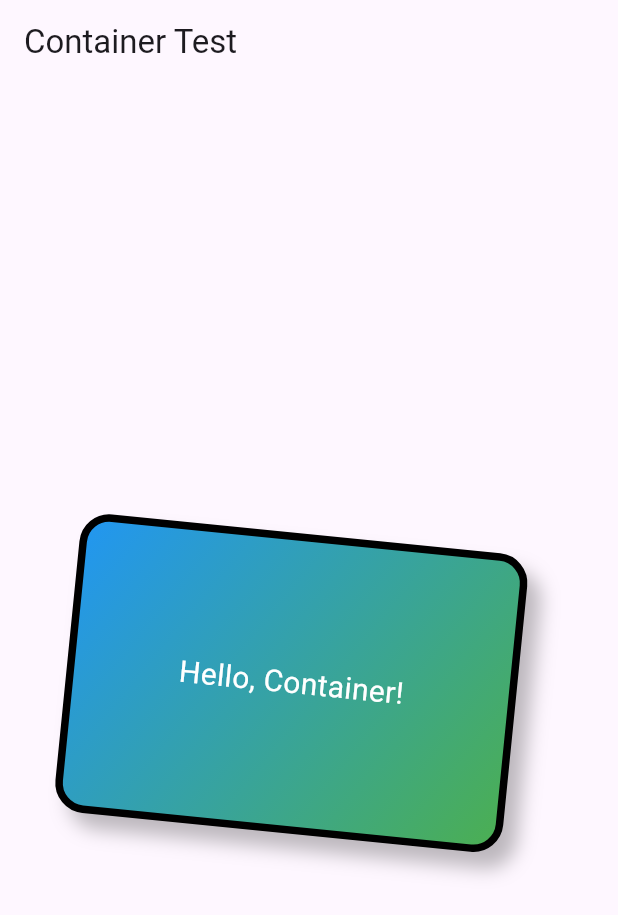
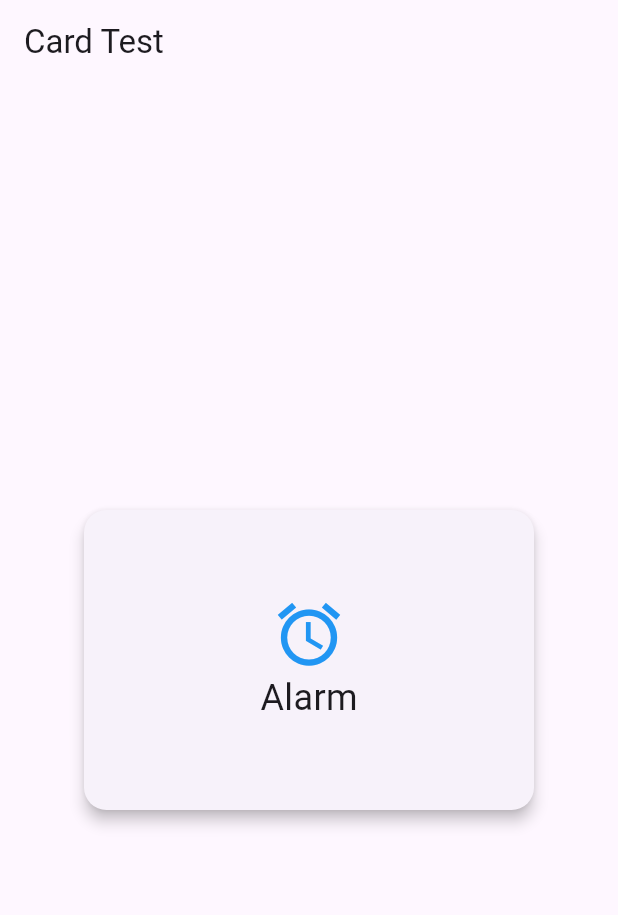
Before and after one commit to Sonykhan1121/Flutter-Full-Stack-Development, a Flutter app: the screen it shows after launch, on a phone screen of 412 x 824 dp. Shown: the top 915 px of the screen. Run offline on Flutter 3.47's test engine with Material 3 defaults, Android fonts, the phone set to English and light mode, and no system bars; our stand-ins replace cached_network_image, image_picker; project files that could hold a hidden picture were left out.

Commit message:
card features

```diff
--- /dev/null
+++ b/03 Practice Basic Flutter Projects/test_widget/lib/card_features/card_test.dart
@@ -0,0 +1,39 @@
+import 'package:flutter/material.dart';
+
+class CardTest extends StatefulWidget {
+  const CardTest({super.key});
+
+  @override
+  State<CardTest> createState() => _CardTestState();
+}
+
+class _CardTestState extends State<CardTest> {
+  @override
+  Widget build(BuildContext context) {
+    return Scaffold(
+      appBar: AppBar(title: Text("Card Test")),
+      body: Center(
+        child: Card(
+          elevation: 4.0,
+          shadowColor: Colors.black,
+          shape: RoundedRectangleBorder(
+            borderRadius: BorderRadius.circular(15.0),
+          ),
+          margin: EdgeInsets.all(20),
+          child: Container(
+            width: 300,
+            height: 200,
+            padding: EdgeInsets.all(20),
+            child: Column(
+              mainAxisAlignment: MainAxisAlignment.center,
+              children: <Widget>[
+                Icon(Icons.alarm, size: 50, color: Colors.blue),
+                Text('Alarm', style: TextStyle(fontSize: 24)),
+              ],
+            ),
+          ),
+        ),
+      ),
+    );
+  }
+}
--- a/03 Practice Basic Flutter Projects/test_widget/lib/main.dart
+++ b/03 Practice Basic Flutter Projects/test_widget/lib/main.dart
@@ -9,6 +9,8 @@ import 'package:test_widget/file_features/file_info_example.dart';
 import 'package:test_widget/file_features/imageconversionexample.dart';
 import 'package:test_widget/image_features/image_test.dart';
 import 'package:test_widget/image_features/loadingimage.dart';
+
+import 'card_features/card_test.dart';
 
 void main() {
   runApp(const MyApp());
@@ -30,7 +32,7 @@ class MyApp extends StatelessWidget {
         theme: ThemeData(
           primaryColor: Colors.blue,
         ),
-        home: ContainerTest(),
+        home: CardTest(),
       ),
 
     );
```
